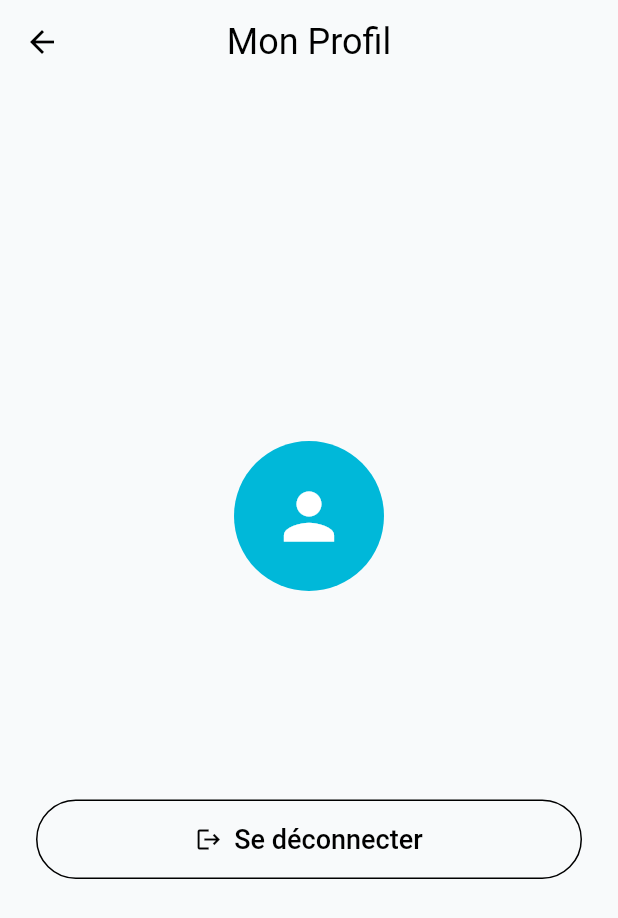
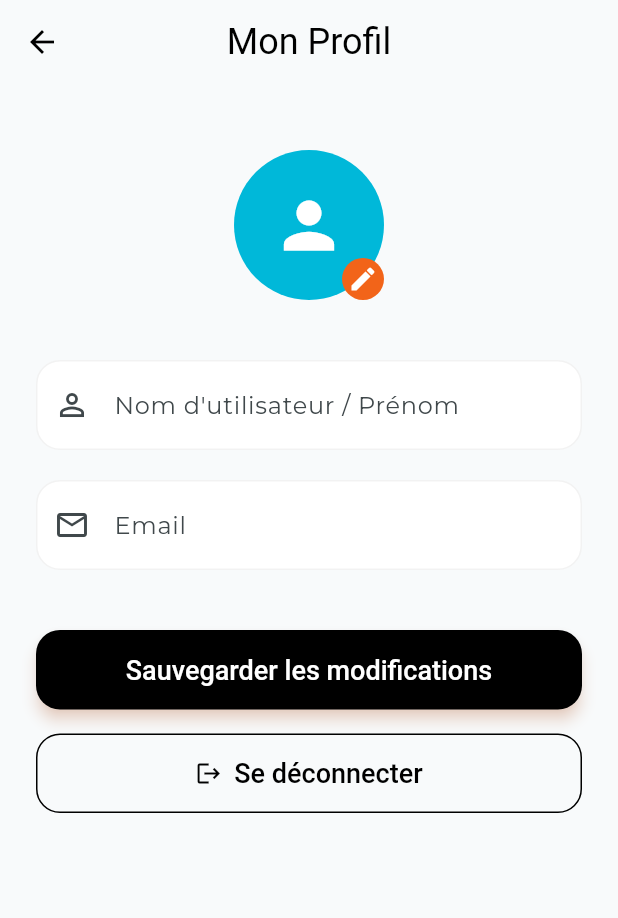
Before and after one commit to sandersdHES/whateka, a Flutter app: the ProfileScreen screen opened by its route, on a phone screen of 412 x 824 dp. Shown: the top 918 px of the screen. Run offline on Flutter 3.47's test engine with Material 3 defaults, Android fonts, the phone set to English and light mode, and no system bars; our stand-ins replace flutter_map, geolocator, google_fonts, latlong2, supabase_flutter; accounts and stored records are empty.

```diff
--- a/lib/screens/profile_screen.dart
+++ b/lib/screens/profile_screen.dart
@@ -10,8 +10,9 @@ class ProfileScreen extends StatefulWidget {
 }
 
 class _ProfileScreenState extends State<ProfileScreen> {
-  String _firstName = '';
-  String _email = '';
+  final _nameController = TextEditingController();
+  final _emailController = TextEditingController();
+  bool _isLoading = false;
 
   @override
   void initState() {
@@ -23,9 +24,52 @@ class _ProfileScreenState extends State<ProfileScreen> {
     final user = Supabase.instance.client.auth.currentUser;
     if (user != null) {
       setState(() {
-        _email = user.email ?? '';
-        _firstName = user.userMetadata?['first_name'] ?? 'Voyageur';
+        _emailController.text = user.email ?? '';
+        _nameController.text = user.userMetadata?['first_name'] ?? '';
       });
+    }
+  }
+
+  Future<void> _updateProfile() async {
+    setState(() => _isLoading = true);
+    try {
+      final updates = {
+        'data': {'first_name': _nameController.text.trim()},
+      };
+
+      // Update metadata
+      await Supabase.instance.client.auth.updateUser(
+        UserAttributes(data: updates['data']),
+      );
+
+      // If email changed, attempt to update it (will require verification)
+      final user = Supabase.instance.client.auth.currentUser;
+      if (user?.email != _emailController.text.trim()) {
+        await Supabase.instance.client.auth.updateUser(
+          UserAttributes(email: _emailController.text.trim()),
+        );
+        if (mounted) {
+          ScaffoldMessenger.of(context).showSnackBar(
+            const SnackBar(
+                content: Text(
+                    'Un email de vérification a été envoyé pour le changement d\'adresse.')),
+          );
+        }
+      } else {
+        if (mounted) {
+          ScaffoldMessenger.of(context).showSnackBar(
+            const SnackBar(content: Text('Profil mis à jour !')),
+          );
+        }
+      }
+    } catch (e) {
+      if (mounted) {
+        ScaffoldMessenger.of(context).showSnackBar(
+          SnackBar(content: Text('Erreur: ${e.toString()}')),
+        );
+      }
+    } finally {
+      if (mounted) setState(() => _isLoading = false);
     }
   }
 
@@ -43,30 +87,77 @@ class _ProfileScreenState extends State<ProfileScreen> {
         title: const Text('Mon Profil'),
         centerTitle: true,
       ),
-      body: Center(
+      body: SingleChildScrollView(
         child: Padding(
           padding: const EdgeInsets.all(24.0),
           child: Column(
-            mainAxisAlignment: MainAxisAlignment.center,
             children: [
-              const CircleAvatar(
-                radius: 50,
-                backgroundColor: AppColors.cyan,
-                child: Icon(Icons.person, size: 50, color: Colors.white),
+              const SizedBox(height: 20),
+              Stack(
+                children: [
+                  const CircleAvatar(
+                    radius: 50,
+                    backgroundColor: AppColors.cyan,
+                    child: Icon(Icons.person, size: 50, color: Colors.white),
+                  ),
+                  Positioned(
+                    bottom: 0,
+                    right: 0,
+                    child: Container(
+                      padding: const EdgeInsets.all(4),
+                      decoration: const BoxDecoration(
+                        color: AppColors.orange,
+                        shape: BoxShape.circle,
+                      ),
+                      child:
+                          const Icon(Icons.edit, size: 20, color: Colors.white),
+                    ),
+                  ),
+                ],
               ),
-              const SizedBox(height: 24),
-              Text(
-                _firstName,
-                style: Theme.of(context).textTheme.headlineMedium,
+              const SizedBox(height: 40),
+              TextFormField(
+                controller: _nameController,
+                decoration: const InputDecoration(
+                  labelText: 'Nom d\'utilisateur / Prénom',
+                  prefixIcon: Icon(Icons.person_outline),
+                ),
               ),
-              const SizedBox(height: 8),
-              Text(
-                _email,
-                style: Theme.of(context).textTheme.bodyLarge?.copyWith(
-                      color: Colors.grey[600],
+              const SizedBox(height: 20),
+              TextFormField(
+                controller: _emailController,
+                decoration: const InputDecoration(
+                  labelText: 'Email',
+                  prefixIcon: Icon(Icons.email_outlined),
+                ),
+                keyboardType: TextInputType.emailAddress,
+              ),
+              const SizedBox(height: 40),
+              SizedBox(
+                width: double.infinity,
+                child: ElevatedButton(
+                  onPressed: _isLoading ? null : _updateProfile,
+                  style: ElevatedButton.styleFrom(
+                    backgroundColor: AppColors.black,
+                    foregroundColor: Colors.white,
+                    padding: const EdgeInsets.symmetric(vertical: 16),
+                    shape: RoundedRectangleBorder(
+                      borderRadius: BorderRadius.circular(16),
                     ),
+                  ),
+                  child: _isLoading
+                      ? const SizedBox(
+                          height: 20,
+                          width: 20,
+                          child: CircularProgressIndicator(
+                            strokeWidth: 2,
+                            color: Colors.white,
+                          ),
+                        )
+                      : const Text('Sauvegarder les modifications'),
+                ),
               ),
-              const SizedBox(height: 48),
+              const SizedBox(height: 16),
               SizedBox(
                 width: double.infinity,
                 child: OutlinedButton.icon(
@@ -76,6 +167,10 @@ class _ProfileScreenState extends State<ProfileScreen> {
                   style: OutlinedButton.styleFrom(
                     foregroundColor: AppColors.black,
                     side: const BorderSide(color: AppColors.black),
+                    padding: const EdgeInsets.symmetric(vertical: 16),
+                    shape: RoundedRectangleBorder(
+                      borderRadius: BorderRadius.circular(16),
+                    ),
                   ),
                 ),
               ),
--- a/lib/widgets/fun_loading_widget.dart
+++ b/lib/widgets/fun_loading_widget.dart
@@ -130,7 +130,7 @@ class _BouncingIconState extends State<_BouncingIcon>
       child: Container(
         padding: const EdgeInsets.all(16),
         decoration: BoxDecoration(
-          color: widget.color.withOpacity(0.1),
+          color: widget.color.withValues(alpha: 0.1),
           shape: BoxShape.circle,
         ),
         child: Icon(
```
Also changed, not shown: lib/screens/activity_list_screen.dart (+4 -4 lines), lib/screens/favorites_screen.dart (+6 -6 lines), lib/screens/signup_screen.dart (+17 -0 lines), 10 other files.
